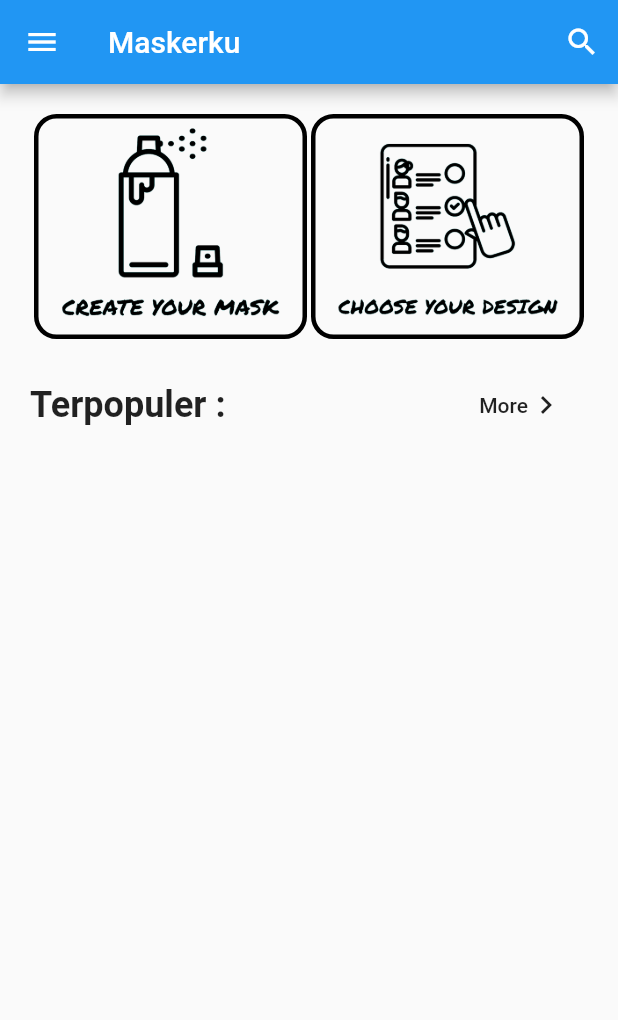
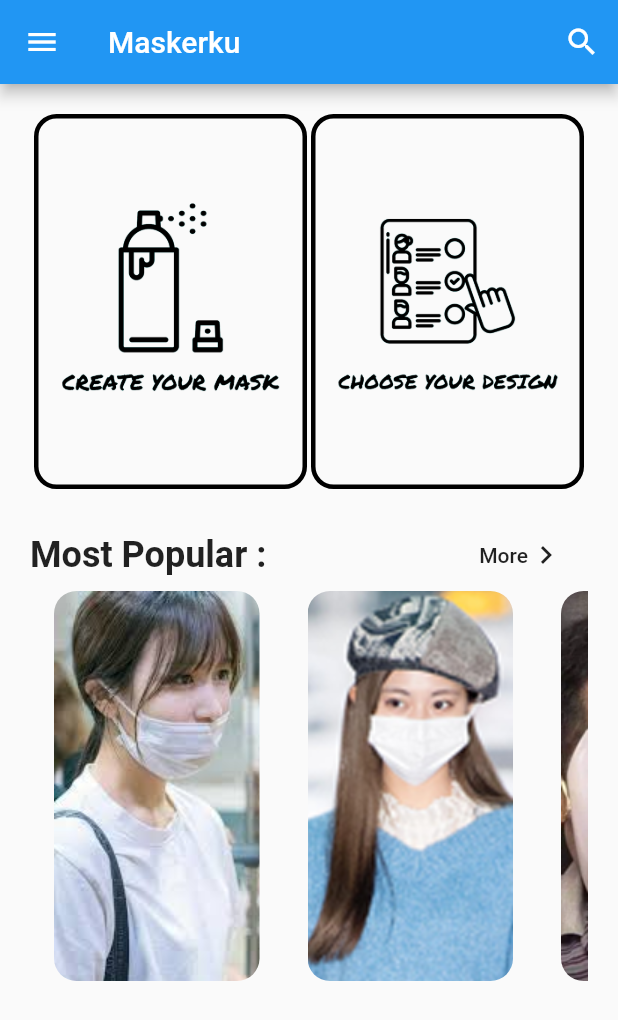
Before and after one commit to NaMLiM/Maskerku-flutter, a Flutter app: the screen it shows after launch, on a phone screen of 412 x 824 dp. Shown: the top 1020 px of the screen. Run offline on Flutter 3.47's test engine with Material 2 defaults, Android fonts, the phone set to English and light mode, and no system bars.

Commit message:
UI improvement

```diff
--- a/lib/page/home.dart
+++ b/lib/page/home.dart
@@ -44,7 +44,8 @@ class _HomeState extends State<Home> {
                           );
                         },
                         child: Image.asset('assets/create-your-mask.png',
-                            width: 150
+                            width: 150,
+                            height: 250
                         ),
                         shape: RoundedRectangleBorder(side: BorderSide(
                           color: Colors.black,
@@ -60,7 +61,8 @@ class _HomeState extends State<Home> {
                           );
                         },
                         child: Image.asset('assets/choose-your-design.png',
-                            width: 150
+                            width: 150,
+                            height: 250
                         ),
                         shape: RoundedRectangleBorder(side: BorderSide(
                           color: Colors.black,
@@ -78,7 +80,7 @@ class _HomeState extends State<Home> {
                   mainAxisAlignment: MainAxisAlignment.spaceBetween,
                   children: [
                     Text(
-                      "Terpopuler :",
+                      "Most Popular :",
                       style:
                           TextStyle(fontSize: 24, fontWeight: FontWeight.bold),
                     ),
@@ -96,7 +98,75 @@ class _HomeState extends State<Home> {
                           ],
                         ))
                     ],
-                  )
+                  ),
+                  SingleChildScrollView(
+                      scrollDirection: Axis.horizontal,
+                      child: Row(
+                        children: [
+                          FlatButton(
+                            onPressed: () {
+                              Navigator.push(
+                                context,
+                                MaterialPageRoute(builder: (context) => Home()),
+                              );
+                            },
+                            child: ClipRRect(
+                              borderRadius: BorderRadius.circular(15),
+                              child: Image.asset('assets/terpopuler-1.png'),
+                            )
+                          ),
+                          FlatButton(
+                            onPressed: () {
+                              Navigator.push(
+                                context,
+                                MaterialPageRoute(builder: (context) => Home()),
+                              );
+                            },
+                            child: ClipRRect(
+                              borderRadius: BorderRadius.circular(15),
+                              child: Image.asset('assets/terpopuler-2.png'),
+                            )
+                          ),
+                          FlatButton(
+                            onPressed: () {
+                              Navigator.push(
+                                context,
+                                MaterialPageRoute(builder: (context) => Home()),
+                              );
+                            },
+                            child: ClipRRect(
+                              borderRadius: BorderRadius.circular(15),
+                              child: Image.asset('assets/terpopuler-3.png'),
+                            )
+                          ),
+                          FlatButton(
+                            onPressed: () {
+                              Navigator.push(
+                                context,
+                                MaterialPageRoute(builder: (context) => Home()),
+                              );
+                            },
+                            child: ClipRRect(
+                              borderRadius: BorderRadius.circular(15),
+                              child: Image.asset('assets/terpopuler-4.png'),
+                            )
+                          ),
+                          FlatButton(
+                            onPressed: () {
+                              Navigator.push(
+                                context,
+                                MaterialPageRoute(builder: (context) => Home()),
+                              );
+                            },
+                            child: ClipRRect(
+                              borderRadius: BorderRadius.circular(15),
+                              child: Image.asset('assets/terpopuler-5.png'),
+                            )
+                          ),
+                        ],
+                      ),
+                    )
+
                 ],
               ),
             )
--- a/pubspec.yaml
+++ b/pubspec.yaml
@@ -50,6 +50,12 @@ flutter:
     - assets/icon-bmkg.png
     - assets/create-your-mask.png
     - assets/choose-your-design.png
+    - assets/terpopuler-1.png
+    - assets/terpopuler-2.png
+    - assets/terpopuler-3.png
+    - assets/terpopuler-4.png
+    - assets/terpopuler-5.png
+
 
   # To add assets to your application, add an assets section, like this:
   # assets:
```
Also changed, not shown: assets/terpopuler-1.png (added), assets/terpopuler-2.png (added), assets/terpopuler-3.png (added), assets/terpopuler-4.png (added), assets/terpopuler-5.png (added).
